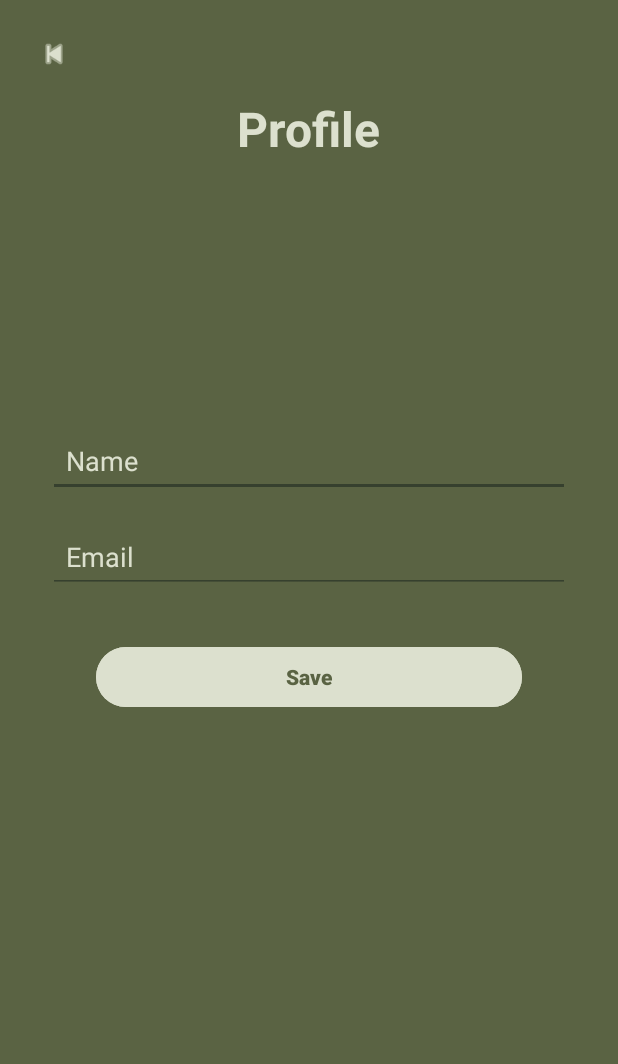
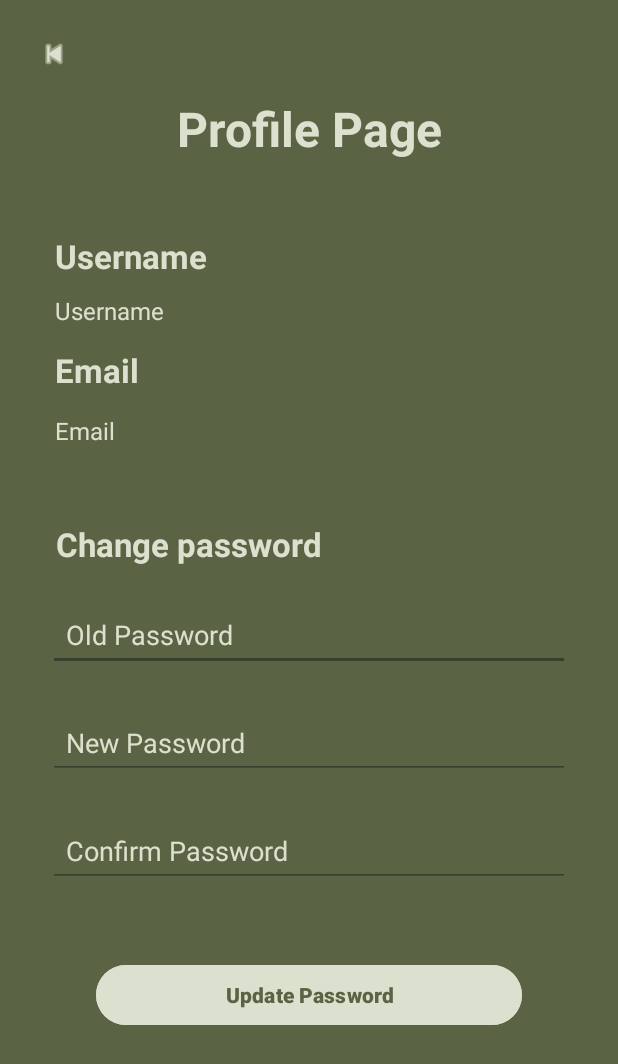
Before and after one commit to Visella/ListIt, an Android app: the ProfileActivity screen opened directly, with no data from a screen before it, on a phone screen of 412 x 824 dp. Shown: the top 1064 px of the screen. Run offline under Robolectric (Android 15) with nearby library versions, the phone set to English and light mode, and no system bars; our stand-ins replace Firebase (no records; nobody signed in at launch, a user with empty details on screens opened directly).

Commit message:
ubah banyak bgt la intinya

```diff
--- a/app/src/main/java/com/example/listit/ProfileActivity.kt
+++ b/app/src/main/java/com/example/listit/ProfileActivity.kt
@@ -5,16 +5,20 @@ import androidx.activity.enableEdgeToEdge
 import androidx.appcompat.app.AppCompatActivity
 import androidx.core.view.ViewCompat
 import androidx.core.view.WindowInsetsCompat
+import com.example.listit.databinding.ActivityProfileBinding
+import com.google.firebase.auth.FirebaseAuth
 
 class ProfileActivity : AppCompatActivity() {
+
+    private lateinit var binding: ActivityProfileBinding
+    private lateinit var auth: FirebaseAuth
+
     override fun onCreate(savedInstanceState: Bundle?) {
         super.onCreate(savedInstanceState)
+        binding = ActivityProfileBinding.inflate(layoutInflater)
         enableEdgeToEdge()
-        setContentView(R.layout.activity_profile)
-        ViewCompat.setOnApplyWindowInsetsListener(findViewById(R.id.main)) { v, insets ->
-            val systemBars = insets.getInsets(WindowInsetsCompat.Type.systemBars())
-            v.setPadding(systemBars.left, systemBars.top, systemBars.right, systemBars.bottom)
-            insets
-        }
+        setContentView(binding.root)
+
+        auth = FirebaseAuth.getInstance()
     }
 }
--- a/app/src/main/res/layout/activity_main.xml
+++ b/app/src/main/res/layout/activity_main.xml
@@ -132,7 +132,6 @@
             android:contentDescription="Profile"
             app:tint="#2D3E27" />
 
-
     </LinearLayout>
 
 </androidx.constraintlayout.widget.ConstraintLayout>
--- a/app/src/main/res/layout/activity_profile.xml
+++ b/app/src/main/res/layout/activity_profile.xml
@@ -1,30 +1,34 @@
 <?xml version="1.0" encoding="utf-8"?>
+
 <androidx.constraintlayout.widget.ConstraintLayout
     xmlns:android="http://schemas.android.com/apk/res/android"
     xmlns:app="http://schemas.android.com/apk/res-auto"
+    xmlns:tools="http://schemas.android.com/tools"
     android:id="@+id/main"
     android:layout_width="match_parent"
     android:layout_height="match_parent"
     android:background="#5A6343">
 
     <!-- Back Button -->
+
+
     <ImageView
         android:id="@+id/back_button"
         android:layout_width="24dp"
         android:layout_height="24dp"
         android:src="@android:drawable/ic_media_previous"
         android:contentDescription="Back"
-        android:tint="#DCE0CE"
+        app:tint="#DCE0CE"
         app:layout_constraintTop_toTopOf="parent"
         app:layout_constraintStart_toStartOf="parent"
         android:layout_margin="24dp" />
 
     <!-- Title -->
     <TextView
-        android:id="@+id/profile_title"
+        android:id="@+id/title"
         android:layout_width="wrap_content"
         android:layout_height="wrap_content"
-        android:text="Profile"
+        android:text="Profile Page"
         android:textSize="32sp"
         android:textStyle="bold"
         android:textColor="#DCE0CE"
@@ -33,64 +37,139 @@
         app:layout_constraintEnd_toEndOf="parent"
         android:layout_marginTop="64dp" />
 
-    <!-- User Icon -->
-    <ImageView
-        android:id="@+id/user_icon"
-        android:layout_width="120dp"
-        android:layout_height="120dp"
-        android:src="@android:drawable/sym_def_app_icon"
-        android:backgroundTint="#DCE0CE"
-        android:tint="#5A6343"
-        android:layout_marginTop="32dp"
-        app:layout_constraintTop_toBottomOf="@id/profile_title"
+    <TextView
+        android:id="@+id/textView"
+        android:layout_width="wrap_content"
+        android:layout_height="wrap_content"
+        android:layout_marginTop="156dp"
+        android:text="Username"
+        android:textColor="#DCE0CE"
+        android:textSize="22sp"
+        android:textStyle="bold"
+        app:layout_constraintEnd_toEndOf="parent"
+        app:layout_constraintHorizontal_bias="0.119"
         app:layout_constraintStart_toStartOf="parent"
-        app:layout_constraintEnd_toEndOf="parent" />
+        app:layout_constraintTop_toTopOf="parent" />
 
-    <!-- Name Field -->
+    <TextView
+        android:id="@+id/username_text"
+        android:layout_width="wrap_content"
+        android:layout_height="wrap_content"
+        android:layout_marginTop="196dp"
+        android:text="Username"
+        android:textColor="#DCE0CE"
+        android:textSize="16sp"
+        android:textStyle="normal"
+        app:layout_constraintEnd_toEndOf="parent"
+        app:layout_constraintHorizontal_bias="0.109"
+        app:layout_constraintStart_toStartOf="parent"
+        app:layout_constraintTop_toTopOf="parent" />
+
+    <TextView
+        android:layout_width="wrap_content"
+        android:layout_height="wrap_content"
+        android:layout_marginTop="232dp"
+        android:text="Email"
+        android:textColor="#DCE0CE"
+        android:textSize="22sp"
+        android:textStyle="bold"
+        app:layout_constraintEnd_toEndOf="parent"
+        app:layout_constraintHorizontal_bias="0.103"
+        app:layout_constraintStart_toStartOf="parent"
+        app:layout_constraintTop_toTopOf="parent" />
+
+    <TextView
+        android:id="@+id/email_text"
+        android:layout_width="wrap_content"
+        android:layout_height="wrap_content"
+        android:layout_marginTop="276dp"
+        android:text="Email"
+        android:textColor="#DCE0CE"
+        android:textSize="16sp"
+        android:textStyle="normal"
+        app:layout_constraintEnd_toEndOf="parent"
+        app:layout_constraintHorizontal_bias="0.099"
+        app:layout_constraintStart_toStartOf="parent"
+        app:layout_constraintTop_toTopOf="parent" />
+
+    <TextView
+        android:layout_width="wrap_content"
+        android:layout_height="wrap_content"
+        android:layout_marginTop="348dp"
+        android:text="Change password"
+        android:textColor="#DCE0CE"
+        android:textSize="22sp"
+        android:textStyle="bold"
+        app:layout_constraintEnd_toEndOf="parent"
+        app:layout_constraintHorizontal_bias="0.16"
+        app:layout_constraintStart_toStartOf="parent"
+        app:layout_constraintTop_toTopOf="parent" />
+
     <EditText
-        android:id="@+id/input_name"
+        android:id="@+id/input_old_password"
         android:layout_width="0dp"
         android:layout_height="48dp"
-        android:hint="Name"
+        android:layout_marginHorizontal="32dp"
+        android:layout_marginTop="292dp"
         android:backgroundTint="#36402E"
+        android:hint="Old Password"
+        android:inputType="textPassword"
+        android:padding="12dp"
+        android:textColor="#DCE0CE"
         android:textColorHint="#DCE0CE"
-        android:textColor="#DCE0CE"
-        android:padding="12dp"
-        app:layout_constraintTop_toBottomOf="@id/user_icon"
+        app:layout_constraintEnd_toEndOf="parent"
         app:layout_constraintStart_toStartOf="parent"
-        app:layout_constraintEnd_toEndOf="parent"
-        android:layout_marginTop="24dp"
-        android:layout_marginHorizontal="32dp" />
+        app:layout_constraintTop_toBottomOf="@+id/title" />
 
-    <!-- Email Field -->
     <EditText
-        android:id="@+id/input_email"
+        android:id="@+id/input_new_password"
         android:layout_width="0dp"
         android:layout_height="48dp"
-        android:hint="Email"
+        android:layout_marginHorizontal="32dp"
+        android:layout_marginTop="24dp"
         android:backgroundTint="#36402E"
+        android:hint="New Password"
+        android:inputType="textPassword"
+        android:padding="12dp"
+        android:textColor="#DCE0CE"
         android:textColorHint="#DCE0CE"
+        app:layout_constraintEnd_toEndOf="parent"
+        app:layout_constraintStart_toStartOf="parent"
+        app:layout_constraintTop_toBottomOf="@id/input_old_password" />
+
+    <!-- Password Field -->
+    <EditText
+        android:id="@+id/input_comfirm_password"
+        android:layout_width="0dp"
+        android:layout_height="48dp"
+        android:layout_marginHorizontal="32dp"
+        android:layout_marginTop="24dp"
+        android:backgroundTint="#36402E"
+        android:hint="Confirm Password"
+        android:inputType="textPassword"
+        android:padding="12dp"
         android:textColor="#DCE0CE"
-        android:padding="12dp"
-        app:layout_constraintTop_toBottomOf="@id/input_name"
+        android:textColorHint="#DCE0CE"
+        app:layout_constraintEnd_toEndOf="parent"
         app:layout_constraintStart_toStartOf="parent"
-        app:layout_constraintEnd_toEndOf="parent"
-        android:layout_marginTop="16dp"
-        android:layout_marginHorizontal="32dp" />
+        app:layout_constraintTop_toBottomOf="@id/input_new_password" />
 
     <!-- Save Button -->
     <Button
-        android:id="@+id/save_button"
+        android:id="@+id/update_profile_button"
         android:layout_width="0dp"
         android:layout_height="wrap_content"
-        android:text="Save"
+        android:layout_marginHorizontal="64dp"
+        android:layout_marginTop="48dp"
+        android:backgroundTint="#DCE0CE"
+        android:text="Update Password"
         android:textColor="#5A6343"
-        android:backgroundTint="#DCE0CE"
         android:textStyle="bold"
-        app:layout_constraintTop_toBottomOf="@id/input_email"
+        app:layout_constraintEnd_toEndOf="parent"
+        app:layout_constraintHorizontal_bias="0.57"
         app:layout_constraintStart_toStartOf="parent"
-        app:layout_constraintEnd_toEndOf="parent"
-        android:layout_marginTop="32dp"
-        android:layout_marginHorizontal="64dp" />
+        app:layout_constraintTop_toBottomOf="@+id/input_comfirm_password" />
+
+
 
 </androidx.constraintlayout.widget.ConstraintLayout>
--- a/build.gradle.kts
+++ b/build.gradle.kts
@@ -2,4 +2,5 @@
 plugins {
     alias(libs.plugins.android.application) apply false
     alias(libs.plugins.jetbrains.kotlin.android) apply false
+    id("com.google.gms.google-services") version "4.4.1" apply false
 }
```
Also changed, not shown: app/build.gradle.kts (+10 -3 lines), app/src/main/AndroidManifest.xml (+9 -0 lines), app/src/main/java/com/example/listit/LoginActivity.kt (added, +73 -0 lines), app/src/main/java/com/example/listit/MainActivity.kt (+22 -8 lines), app/src/main/java/com/example/listit/RegisterActivity.kt (added, +95 -0 lines), app/src/main/res/layout/activity_login.xml (added, +104 -0 lines), app/src/main/res/layout/activity_register.xml (added, +120 -0 lines), 2 other files.
